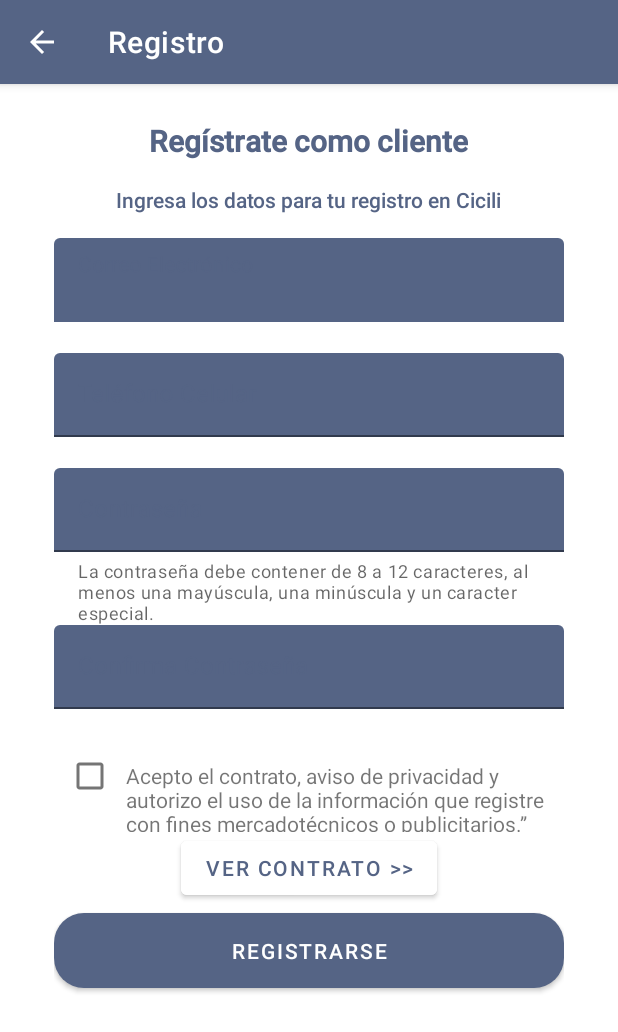
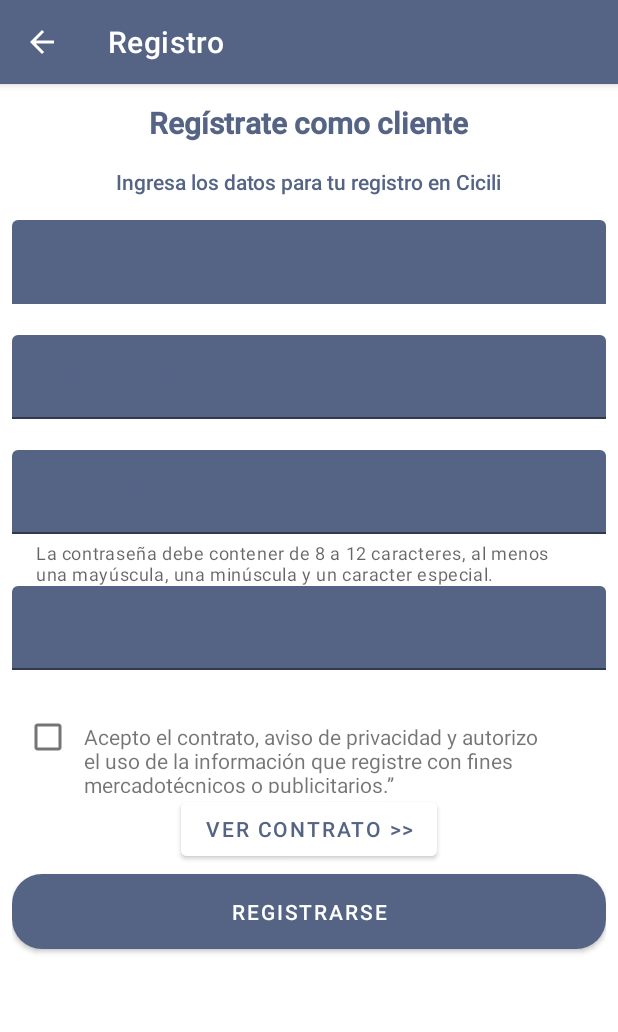
Before and after one commit to agsneutron/cicili-android, an Android app: the RegisterClient screen opened directly, with no data from a screen before it, on a phone screen of 412 x 824 dp. Shown: the top 1032 px of the screen. Run offline under Robolectric (Android 15) with nearby library versions, the phone set to English and light mode, and no system bars; our stand-ins replace Volley.

Commit message:
boton registrar visible

```diff
--- a/app/src/main/res/layout/activity_register_client.xml
+++ b/app/src/main/res/layout/activity_register_client.xml
@@ -24,8 +24,7 @@
 
     <include
         layout="@layout/content_register_client"
-        android:layout_width="match_parent"
-        android:layout_height="wrap_content"
+
         />
 
 
--- a/app/src/main/res/layout/content_register_client.xml
+++ b/app/src/main/res/layout/content_register_client.xml
@@ -1,18 +1,22 @@
 <?xml version="1.0" encoding="utf-8"?>
-<RelativeLayout xmlns:android="http://schemas.android.com/apk/res/android"
+<androidx.constraintlayout.widget.ConstraintLayout xmlns:android="http://schemas.android.com/apk/res/android"
     xmlns:app="http://schemas.android.com/apk/res-auto"
     xmlns:tools="http://schemas.android.com/tools"
     android:layout_width="match_parent"
     android:layout_height="match_parent"
     android:background="@drawable/gradient_1"
-    android:orientation="vertical"
-
-    tools:context="com.cicili.cliente.mx.com.cicili.mx.cicili.RequestPassword">
+    tools:context="com.cicili.mx.cicili.RegisterClient"
+   >
 
     <androidx.constraintlayout.widget.ConstraintLayout
         android:layout_width="match_parent"
         android:layout_height="match_parent"
+        app:layout_constraintTop_toTopOf="parent"
+        app:layout_constraintBottom_toBottomOf="parent"
+        app:layout_constraintStart_toStartOf="parent"
+        app:layout_constraintEnd_toEndOf="parent"
         android:scrollbarAlwaysDrawVerticalTrack="true"
+        android:layout_marginTop="60dp"
         tools:context="com.cicili.cliente.mx.com.cicili.mx.cicili.RegisterClient"
         tools:showIn="@layout/activity_register_client">
 
@@ -34,9 +38,10 @@
             android:layout_width="match_parent"
             android:layout_height="match_parent"
             android:orientation="vertical"
-            android:layout_marginLeft="36dp"
-            android:layout_marginTop="80.3dp"
-            android:layout_marginRight="36dp">
+            android:layout_marginLeft="8dp"
+            android:layout_marginTop="8dp"
+            android:layout_marginRight="8dp"
+            android:layout_marginBottom="8dp">
         <LinearLayout
             android:id="@+id/validate_sms_form"
             android:layout_width="match_parent"
@@ -198,4 +203,4 @@
 
 
     </androidx.constraintlayout.widget.ConstraintLayout>
-</RelativeLayout>
+</androidx.constraintlayout.widget.ConstraintLayout>
```
